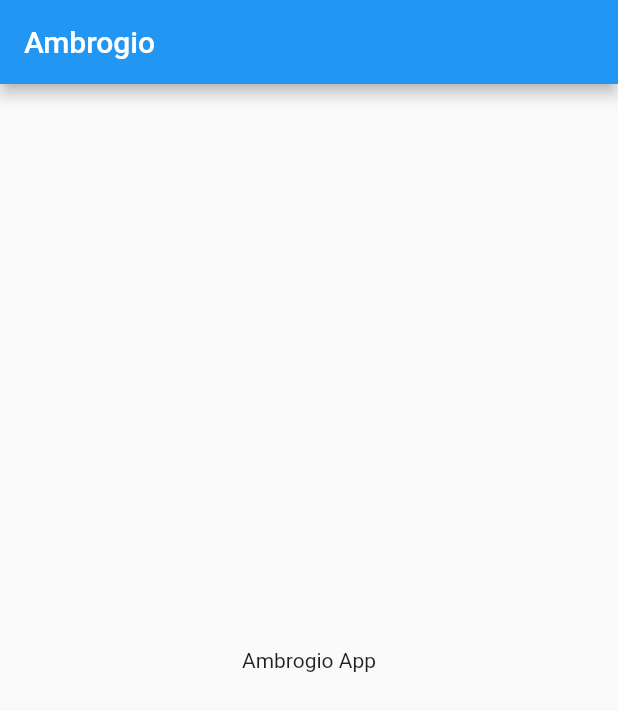
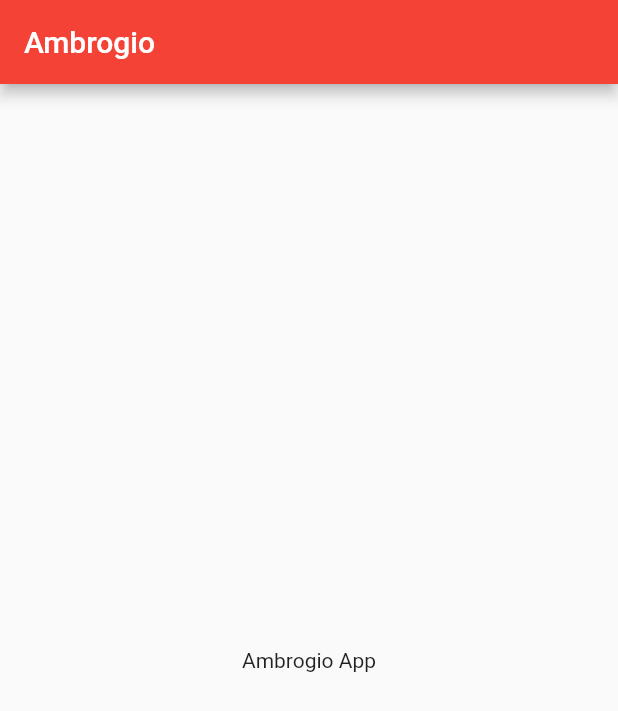
Before and after one commit to alexmik95/ambrogio, a Flutter app: the screen it shows after launch, on a phone screen of 412 x 824 dp. Shown: the top 711 px of the screen. Run offline on Flutter 3.47's test engine with Material 2 defaults, Android fonts, the phone set to English and light mode, and no system bars; our stand-ins replace google_maps_flutter.

Commit message:
Main: changed primary and accent color to red

```diff
--- a/lib/main.dart
+++ b/lib/main.dart
@@ -8,7 +8,8 @@ class App extends StatelessWidget {
     return MaterialApp(
       title: 'Ambrogio',
       theme: ThemeData(
-        primarySwatch: Colors.blue,
+        primarySwatch: Colors.red,
+        accentColor: Colors.red,
       ),
       home: HomePage(),
     );
```
